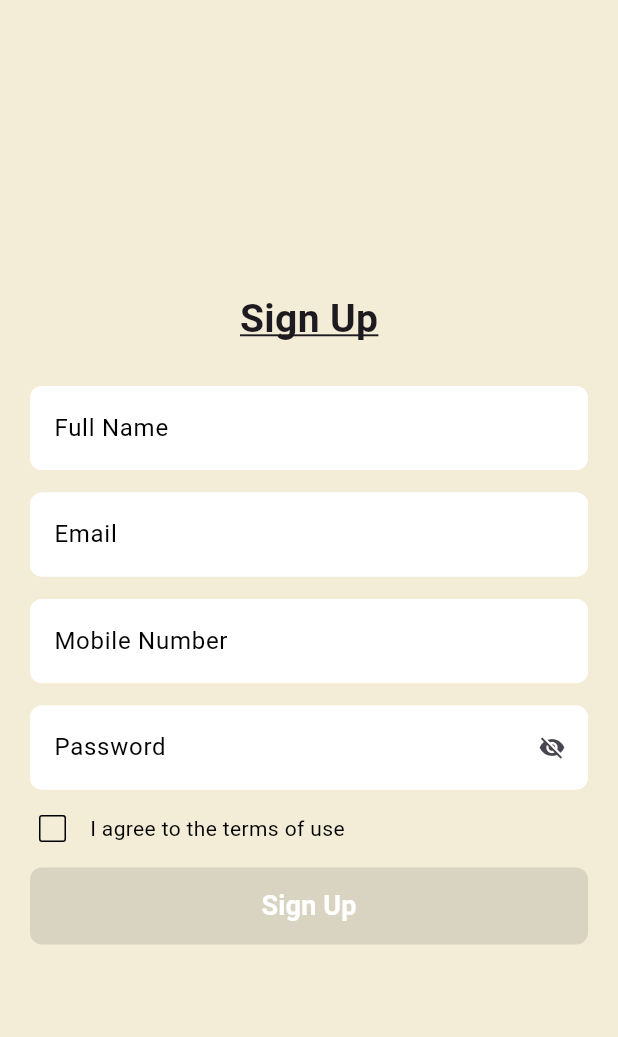
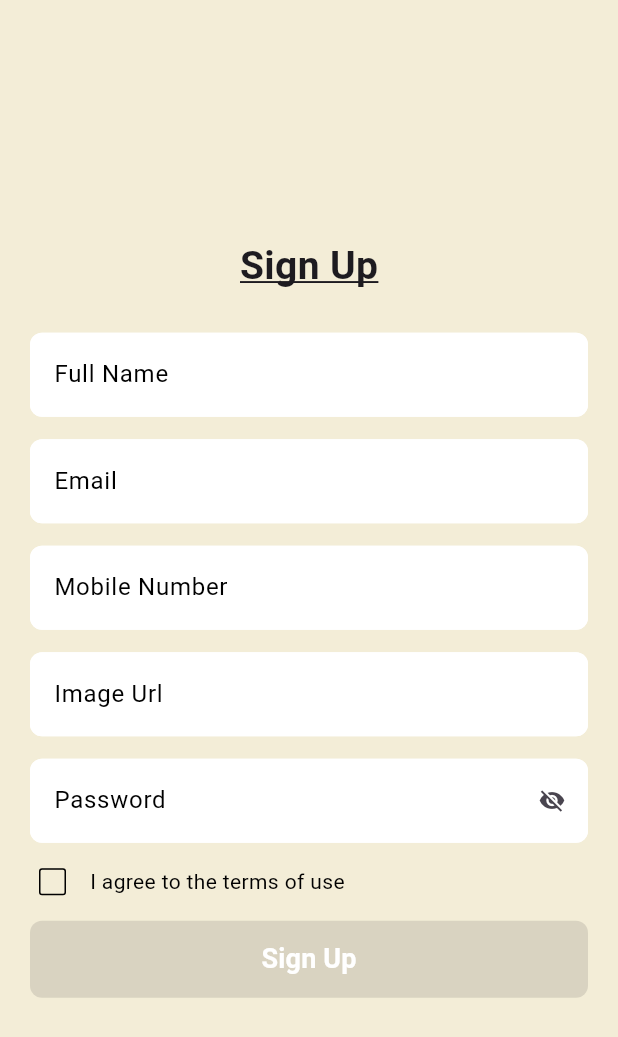
Before and after one commit to m7mdragab74/e36-bazaar, a Flutter app: the screen it shows after launch, on a phone screen of 412 x 824 dp. Shown: the top 1037 px of the screen. Run offline on Flutter 3.47's test engine with Material 3 defaults, Android fonts, the phone set to English and light mode, and no system bars.

Commit message:
add image url to signUp page

```diff
--- a/lib/model/sign_up_model.dart
+++ b/lib/model/sign_up_model.dart
@@ -5,6 +5,7 @@ class SignUpModel extends ChangeNotifier {
   late String email;
   late int phoneNumber;
   late String password;
+  late String image;
 
   nameNotifier() {
     name;
@@ -25,4 +26,9 @@ class SignUpModel extends ChangeNotifier {
     password;
     notifyListeners();
   }
+
+  imageNotifier() {
+    image;
+    notifyListeners();
+  }
 }
--- a/lib/views/sign_up.dart
+++ b/lib/views/sign_up.dart
@@ -49,6 +49,12 @@ class SignUpPage extends StatelessWidget {
               height: 15,
             ),
             CustomTextField(
+              label: 'Image Url',
+            ),
+            SizedBox(
+              height: 15,
+            ),
+            CustomTextField(
               label: 'Password',
               obscureText: true,
               icon: Icon(
```
